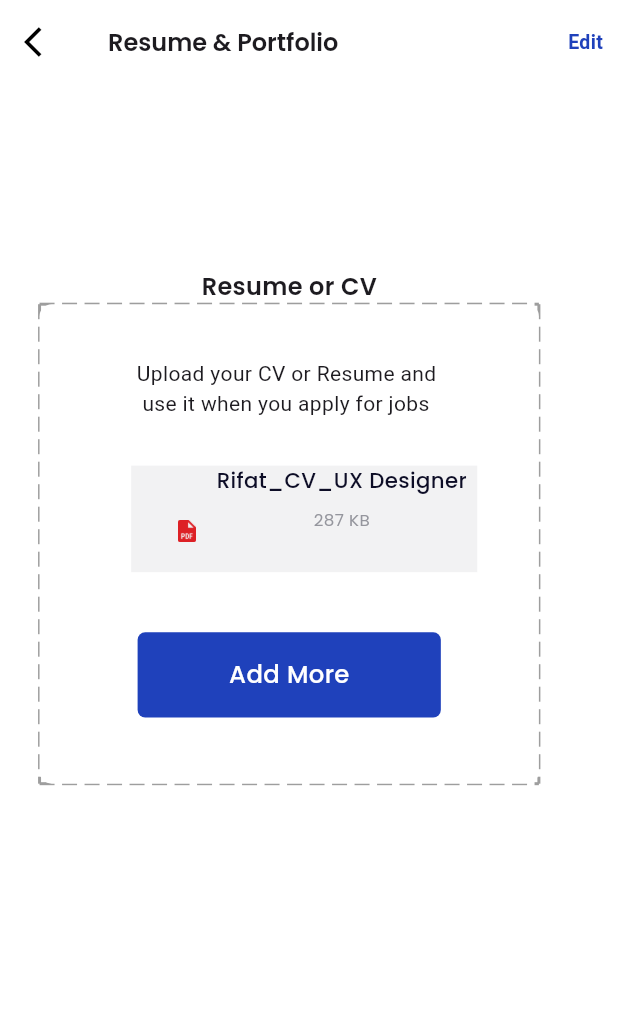
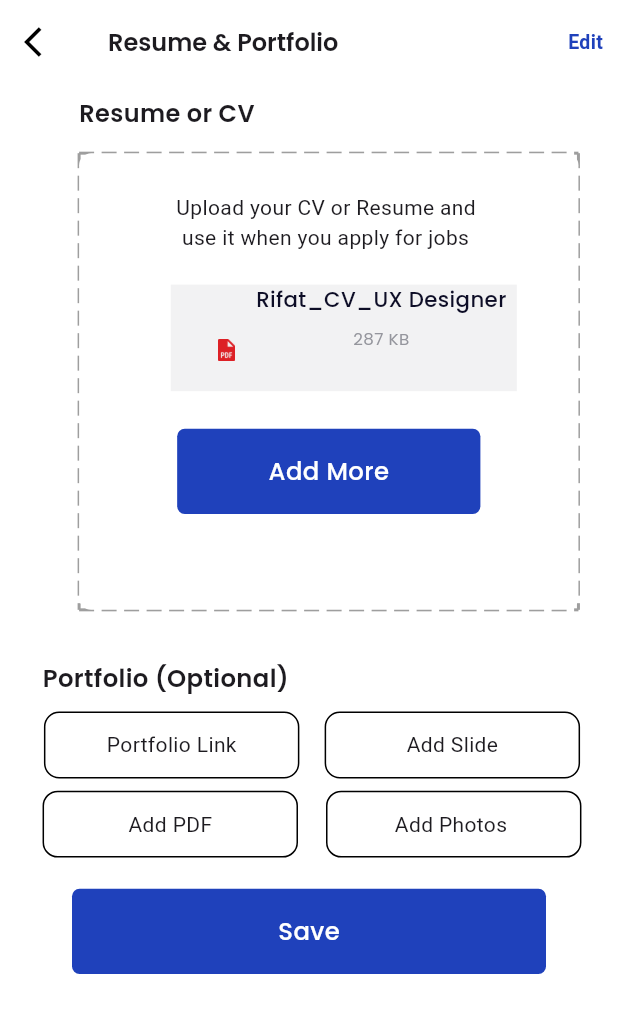
Before and after one commit to AhmedMahmoud2024/job_founder, a Flutter app: the ResumePortfolioUploaded screen opened directly, on a phone screen of 412 x 824 dp. Shown: the top 1013 px of the screen. Run offline on Flutter 3.47's test engine with Material 3 defaults, Android fonts, the light colour scheme and no system bars; our stand-ins replace dio, file_picker, flutter_bloc, flutter_screenutil, freezed_annotation, get_it and 4 more; missing offline and left inert: dashed_rect.

Commit message:
finished the portfolio section ui and save botton in resume&portfolio screen

```diff
--- a/lib/features/resume portfolio uploaded/widgets/resume_portfolio_uploaded.dart
+++ b/lib/features/resume portfolio uploaded/widgets/resume_portfolio_uploaded.dart
@@ -88,35 +88,45 @@ class ResumePortfolioUploaded extends StatelessWidget {
           )
         ],
       ),
-      body:  SingleChildScrollView(
-        child: Column(
+      body:  ListView(
+        children: [
+          Column(
           children: [
             Container(
               width: 327.w,
               height: 360.h,
-            padding: EdgeInsets.only(top:122.h,left: 24.w),
+              padding: EdgeInsets.only(top:8.h,left: 24.w),
               decoration: BoxDecoration(
                 color: Colors.white,
                 borderRadius: BorderRadius.circular(10.r),
               ),
               child:Column(
                 children: [
-                Text('Resume or CV',style: Styles.popiansSemiBold14.copyWith(
+                  Padding(
+                    padding: const EdgeInsets.only(bottom: 15.0),
+                    child: Align(
+                      alignment: Alignment.topLeft,
+
+                      child: Text('Resume or CV',style: Styles.popiansSemiBold14.copyWith(
                         fontSize: 16,
                         fontWeight: FontWeight.w600
-                ),),
+                      ),
+
+                      ),
+                    ),
+                  ),
 
               Container(
-  width: 350.w,
-  height: 315.h,
+            width: 340.w,
+            height: 300.h,
             decoration: BoxDecoration(
               borderRadius: BorderRadius.circular(8.r),
             ),
             child: CustomPaint(
               painter: DashedBorderPainter(),
               child: Container(
-      width: 350.w,
-      height: 315.h,
+                width: 340.w,
+                height: 300.h,
                 decoration: BoxDecoration(
           borderRadius: BorderRadius.circular(8.r),
           color: Colors.white,
@@ -124,7 +134,7 @@ class ResumePortfolioUploaded extends StatelessWidget {
                 child: Column(
           children: [
             Padding(
-            padding: const EdgeInsets.only(top: 35.0),
+              padding: const EdgeInsets.only(top: 25.0),
               child: Container(
                 width: 210.w,
                 height: 42.h,
@@ -133,7 +143,7 @@ class ResumePortfolioUploaded extends StatelessWidget {
             ),
 
               Padding(
-            padding:  EdgeInsets.only(top: 30.0,left: 20.0,bottom: 10.0),
+              padding:  EdgeInsets.only(top: 20.0,left: 20.0,bottom: 10.0),
               child: Container(
                 width: 210.w,
                 height: 70.h,
@@ -178,7 +188,7 @@ class ResumePortfolioUploaded extends StatelessWidget {
             ),
 
             Padding(
-            padding: const EdgeInsets.only(top: 30.0),
+              padding: const EdgeInsets.only(top: 15.0),
               child: Container(
                 width: 184.w,
                 height: 56.h,
@@ -221,9 +231,91 @@ class ResumePortfolioUploaded extends StatelessWidget {
                 ],
               ) ,
             )
+          ,Padding(
+
+            padding: const EdgeInsets.only(left: 24,top:15,right: 20),
+            child: Container(
+            width: 327.w,
+            height: 144.h,
+            decoration: BoxDecoration(
+              color: Colors.white
+            ),
+            child: ListView(
+              children: [
+                Column(
+                  children: [
+                     Align(
+                      alignment: Alignment.topLeft,
+                       child: Padding(padding:  EdgeInsets.only(top: 5,bottom: 10),
+                             child: Text('Portfolio (Optional)', style: Styles.popiansSemiBold14.copyWith(fontSize: 16.sp),),
+                             ),
+                     ),
+                      Row(
+                        mainAxisAlignment: MainAxisAlignment.spaceEvenly,
+                        children: [
+                          portfolioItem('Portfolio Link'),
+                          SizedBox(width: 15,),
+                          portfolioItem( 'Add Slide' )
                         ],
+                      ),
+                      SizedBox(height: 8.h,),
+                      Row(
+                        mainAxisAlignment: MainAxisAlignment.spaceBetween,
+                        children: [
+                          portfolioItem('Add PDF'),
+
+                          SizedBox(width: 15,),
+                          portfolioItem( 'Add Photos ' )
+                        ],
+                      ),
+                  ],
+                ),
+              ],
+            ),
+            ),
+          )
+           ,Padding(
+             padding: const EdgeInsets.only(top: 10.0,right: 48,bottom: 5,left: 48),
+             child: Container(
+              width: 327.w,
+              height: 56.h,
+              decoration: BoxDecoration(
+                color: Color(0xFF1F41BB),
+                borderRadius: BorderRadius.circular(5.r)
+              ),
+              child: Center(
+                child: Text('Save',style: Styles.popiansMedium14Gray.copyWith(
+                  color: Colors.white,
+                  fontSize: 16.sp,
+                  fontWeight: FontWeight.w500
+                ),),
+              ),
+             ),
+           )
+          ],
+          ),
+        ],
+      ),
+    );
+  }
+}
+
+Widget portfolioItem(String title){
+return Container(
+   width: 155.w,
+   height: 44.h,
+   decoration: BoxDecoration(
+    borderRadius: BorderRadius.circular(10.r),
+    color:Colors.white,
+ border: BoxBorder.all(
+  color: Colors.black
+ )
+   ),
+
+   child: Center(
+    child: Text(
+      title
     ),
    ),
 );
 }
-}
```
Lines whose indentation alone changed are shown as unchanged.
